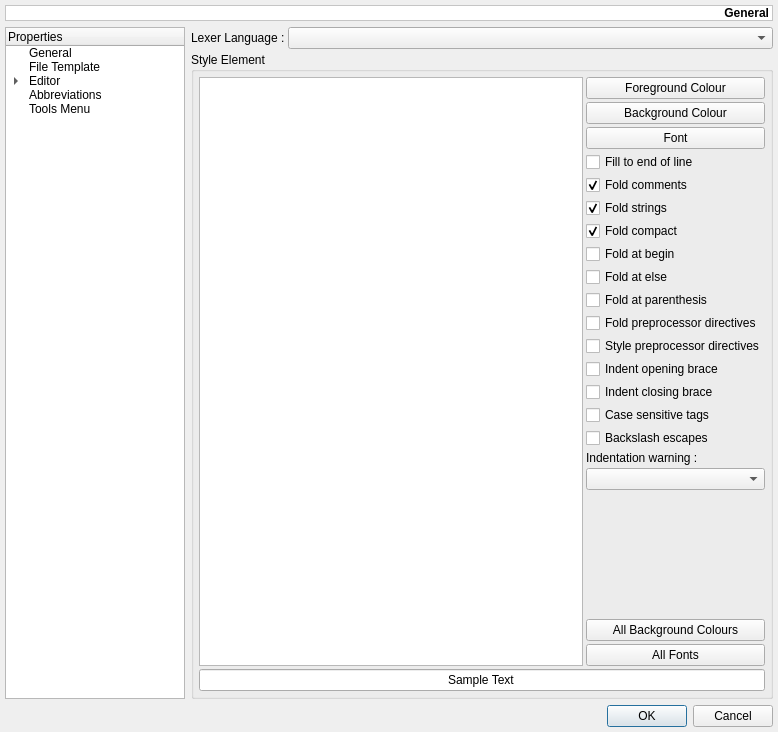
This is v2/branches/dev/monkey/src/maininterface/ui/UISettings.ui in testmana2/mks as Qt 5 draws it before an edit. The edited form follows.
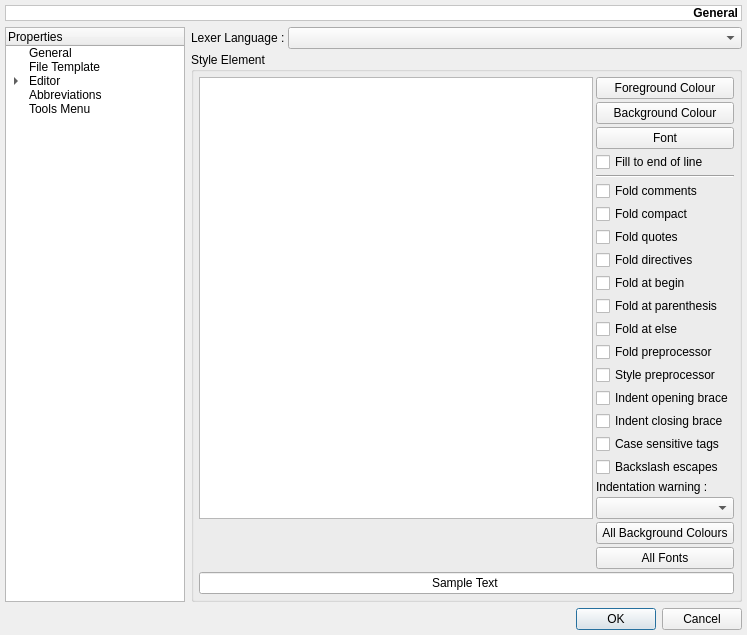
This is the edited form. The open tabs and pages were chosen to show the change.

```diff
--- a/v2/branches/dev/monkey/src/maininterface/ui/UISettings.ui
+++ b/v2/branches/dev/monkey/src/maininterface/ui/UISettings.ui
@@ -5,8 +5,8 @@
    <rect>
     <x>0</x>
     <y>0</y>
-    <width>778</width>
-    <height>732</height>
+    <width>592</width>
+    <height>601</height>
    </rect>
   </property>
   <property name="windowTitle" >
@@ -16,7 +16,19 @@
    <property name="margin" >
     <number>5</number>
    </property>
-   <property name="spacing" >
+   <property name="topMargin" >
+    <number>5</number>
+   </property>
+   <property name="rightMargin" >
+    <number>5</number>
+   </property>
+   <property name="bottomMargin" >
+    <number>5</number>
+   </property>
+   <property name="horizontalSpacing" >
+    <number>6</number>
+   </property>
+   <property name="verticalSpacing" >
     <number>6</number>
    </property>
    <item row="0" column="0" colspan="2" >
@@ -192,9 +204,7 @@
    <item row="1" column="1" >
     <widget class="QStackedWidget" name="swPages" >
      <property name="sizePolicy" >
-      <sizepolicy>
-       <hsizetype>7</hsizetype>
-       <vsizetype>5</vsizetype>
+      <sizepolicy vsizetype="Preferred" hsizetype="Expanding" >
        <horstretch>0</horstretch>
        <verstretch>0</verstretch>
       </sizepolicy>
@@ -1673,7 +1683,19 @@
        <property name="margin" >
         <number>0</number>
        </property>
-       <property name="spacing" >
+       <property name="topMargin" >
+        <number>0</number>
+       </property>
+       <property name="rightMargin" >
+        <number>0</number>
+       </property>
+       <property name="bottomMargin" >
+        <number>0</number>
+       </property>
+       <property name="horizontalSpacing" >
+        <number>3</number>
+       </property>
+       <property name="verticalSpacing" >
         <number>3</number>
        </property>
        <item row="1" column="0" colspan="2" >
@@ -1685,10 +1707,22 @@
           <property name="margin" >
            <number>5</number>
           </property>
-          <property name="spacing" >
+          <property name="topMargin" >
+           <number>5</number>
+          </property>
+          <property name="rightMargin" >
+           <number>5</number>
+          </property>
+          <property name="bottomMargin" >
+           <number>5</number>
+          </property>
+          <property name="horizontalSpacing" >
            <number>3</number>
           </property>
-          <item row="18" column="1" >
+          <property name="verticalSpacing" >
+           <number>3</number>
+          </property>
+          <item row="20" column="1" >
            <spacer>
             <property name="orientation" >
              <enum>Qt::Vertical</enum>
@@ -1729,7 +1763,7 @@
             </property>
            </widget>
           </item>
-          <item row="21" column="0" colspan="2" >
+          <item row="23" column="0" colspan="2" >
            <widget class="QLineEdit" name="leSyntaxHighlightingSampleText" >
             <property name="text" >
              <string>Sample Text</string>
@@ -1745,120 +1779,125 @@
           <item rowspan="21" row="0" column="0" >
            <widget class="QListWidget" name="lwSyntaxHighlightingStyleElements" />
           </item>
-          <item row="20" column="1" >
+          <item row="22" column="1" >
            <widget class="QPushButton" name="pbSyntaxHighlightingAllFonts" >
             <property name="text" >
              <string>All Fonts</string>
             </property>
            </widget>
           </item>
-          <item row="19" column="1" >
+          <item row="21" column="1" >
            <widget class="QPushButton" name="pbSyntaxHighlightingAllBackgroundColours" >
             <property name="text" >
              <string>All Background Colours</string>
             </property>
            </widget>
           </item>
-          <item row="4" column="1" >
-           <widget class="QCheckBox" name="cbPropertiesCppFoldComments" >
+          <item row="5" column="1" >
+           <widget class="QCheckBox" name="cbFoldComments" >
             <property name="text" >
              <string>Fold comments</string>
             </property>
-            <property name="checked" >
-             <bool>true</bool>
-            </property>
-           </widget>
-          </item>
-          <item row="10" column="1" >
-           <widget class="QCheckBox" name="cbPropertiesCppFoldPreprocessorDirectives" >
-            <property name="text" >
-             <string>Fold preprocessor directives</string>
-            </property>
-           </widget>
-          </item>
-          <item row="11" column="1" >
-           <widget class="QCheckBox" name="cbPropertiesCppStylePreprocessorDirectives" >
-            <property name="text" >
-             <string>Style preprocessor directives</string>
-            </property>
            </widget>
           </item>
           <item row="12" column="1" >
            <widget class="QCheckBox" name="cbPropertiesCppIndentOpeningBrace" >
             <property name="text" >
-             <string>Indent opening brace</string>
+             <string>Fold preprocessor</string>
             </property>
            </widget>
           </item>
           <item row="13" column="1" >
            <widget class="QCheckBox" name="cbPropertiesCppIndentClosingBrace" >
             <property name="text" >
-             <string>Indent closing brace</string>
+             <string>Style preprocessor</string>
             </property>
            </widget>
           </item>
           <item row="14" column="1" >
            <widget class="QCheckBox" name="cbPropertiesHTMLCaseSensitivesTags" >
             <property name="text" >
-             <string>Case sensitive tags</string>
+             <string>Indent opening brace</string>
             </property>
            </widget>
           </item>
           <item row="15" column="1" >
            <widget class="QCheckBox" name="cbPropertiesSQLBackslashEscapes" >
             <property name="text" >
-             <string>Backslash escapes</string>
+             <string>Indent closing brace</string>
             </property>
            </widget>
           </item>
           <item row="16" column="1" >
-           <widget class="QLabel" name="lPythonIndentationWarning" >
+           <widget class="QCheckBox" name="cbCaseSensitivesTags" >
             <property name="text" >
-             <string>Indentation warning :</string>
+             <string>Case sensitive tags</string>
             </property>
            </widget>
           </item>
           <item row="17" column="1" >
-           <widget class="QComboBox" name="cbPythonIndentationwarning" />
-          </item>
-          <item row="8" column="1" >
-           <widget class="QCheckBox" name="cbPropertiesCppFoldAtElse" >
+           <widget class="QCheckBox" name="cbBackslashEscapes" >
             <property name="text" >
-             <string>Fold at else</string>
+             <string>Backslash escapes</string>
             </property>
            </widget>
           </item>
-          <item row="7" column="1" >
-           <widget class="QCheckBox" name="cbPropertiesVHDLFoldAtBegin" >
+          <item row="18" column="1" >
+           <widget class="QLabel" name="lIndentationWarning" >
             <property name="text" >
-             <string>Fold at begin</string>
+             <string>Indentation warning :</string>
             </property>
            </widget>
           </item>
+          <item row="19" column="1" >
+           <widget class="QComboBox" name="cbIndentationWarning" />
+          </item>
           <item row="9" column="1" >
-           <widget class="QCheckBox" name="cbPropertiesVHDLFoldAtParenthesis" >
+           <widget class="QCheckBox" name="cbFoldAtBegin" >
+            <property name="text" >
+             <string>Fold at begin</string>
+            </property>
+           </widget>
+          </item>
+          <item row="8" column="1" >
+           <widget class="QCheckBox" name="cbFoldDirectives" >
+            <property name="text" >
+             <string>Fold directives</string>
+            </property>
+           </widget>
+          </item>
+          <item row="10" column="1" >
+           <widget class="QCheckBox" name="cbFoldAtParenthesis" >
             <property name="text" >
              <string>Fold at parenthesis</string>
             </property>
            </widget>
           </item>
-          <item row="5" column="1" >
-           <widget class="QCheckBox" name="cbPropertiesPythonFoldStrings" >
-            <property name="text" >
-             <string>Fold strings</string>
-            </property>
-            <property name="checked" >
-             <bool>true</bool>
-            </property>
-           </widget>
-          </item>
           <item row="6" column="1" >
            <widget class="QCheckBox" name="cbPropertiesAllFoldCompact" >
             <property name="text" >
              <string>Fold compact</string>
             </property>
-            <property name="checked" >
-             <bool>true</bool>
+           </widget>
+          </item>
+          <item row="7" column="1" >
+           <widget class="QCheckBox" name="cbFoldQuotes" >
+            <property name="text" >
+             <string>Fold quotes</string>
+            </property>
+           </widget>
+          </item>
+          <item row="4" column="1" >
+           <widget class="Line" name="line" >
+            <property name="orientation" >
+             <enum>Qt::Horizontal</enum>
+            </property>
+           </widget>
+          </item>
+          <item row="11" column="1" >
+           <widget class="QCheckBox" name="cbFoldAtElse" >
+            <property name="text" >
+             <string>Fold at else</string>
             </property>
            </widget>
           </item>
@@ -1868,9 +1907,7 @@
        <item row="0" column="1" >
         <widget class="QComboBox" name="cbSyntaxHighlightingLexerLanguage" >
          <property name="sizePolicy" >
-          <sizepolicy>
-           <hsizetype>7</hsizetype>
-           <vsizetype>0</vsizetype>
+          <sizepolicy vsizetype="Fixed" hsizetype="Expanding" >
            <horstretch>0</horstretch>
            <verstretch>0</verstretch>
           </sizepolicy>
```
Left out of the diff: 654 changed lines with no effect on the pictures.
